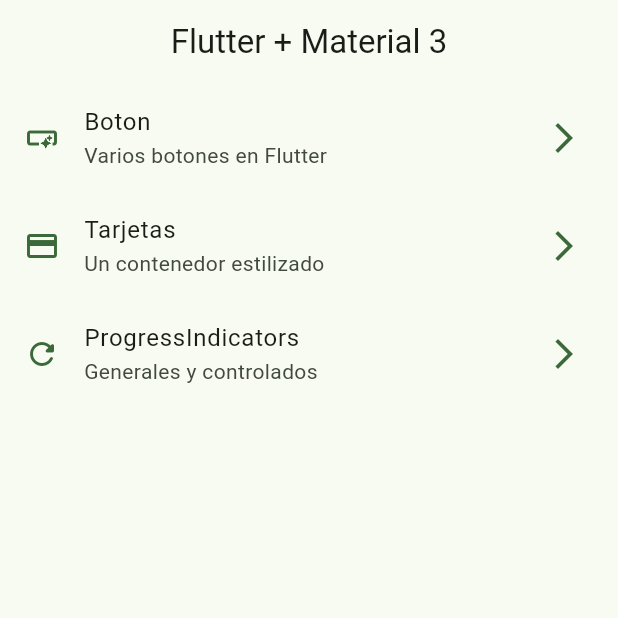
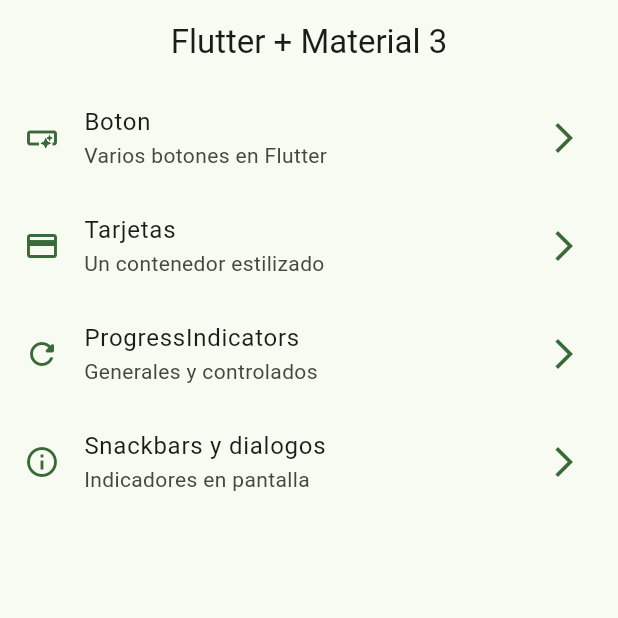
Before and after one commit to chekelon/widgets_app, a Flutter app: the screen it shows after launch, on a phone screen of 412 x 824 dp, the top half of it. Run offline on Flutter 3.47's test engine with Material 2 defaults, Android fonts, the phone set to English and light mode, and no system bars; our stand-ins replace go_router.

Commit message:
snackbars dialogs terminado

```diff
--- a/lib/config/menu/menu_items.dart
+++ b/lib/config/menu/menu_items.dart
@@ -28,5 +28,10 @@ class MenuItem {
         subTitle: 'Generales y controlados',
         link: '/progress',
         icon: Icons.refresh_rounded),
+    MenuItem(
+        title: 'Snackbars y dialogos',
+        subTitle: 'Indicadores en pantalla',
+        link: '/snackbars',
+        icon: Icons.info_outline),
   ];
 }
--- a/lib/config/router/app_router.dart
+++ b/lib/config/router/app_router.dart
@@ -22,4 +22,9 @@ final appRouter = GoRouter(initialLocation: '/', routes: [
     path: '/progress',
     builder: (context, state) => const ProgressScreen(),
   ),
+  GoRoute(
+    name: SnackbarScreen.name,
+    path: '/snackbars',
+    builder: (context, state) => const SnackbarScreen(),
+  ),
 ]);
--- a/lib/main.dart
+++ b/lib/main.dart
@@ -12,6 +12,7 @@ class MainApp extends StatelessWidget {
   @override
   Widget build(BuildContext context) {
     return MaterialApp.router(
+      title: 'Flutter Widgets',
       routerConfig: appRouter,
       debugShowCheckedModeBanner: false,
       theme: AppTheme(selectedColor: 2).getTheme(),
```
Also changed, not shown: lib/presentation/screens/snackbar/snackbar_screen.dart (+59 -1 lines).
